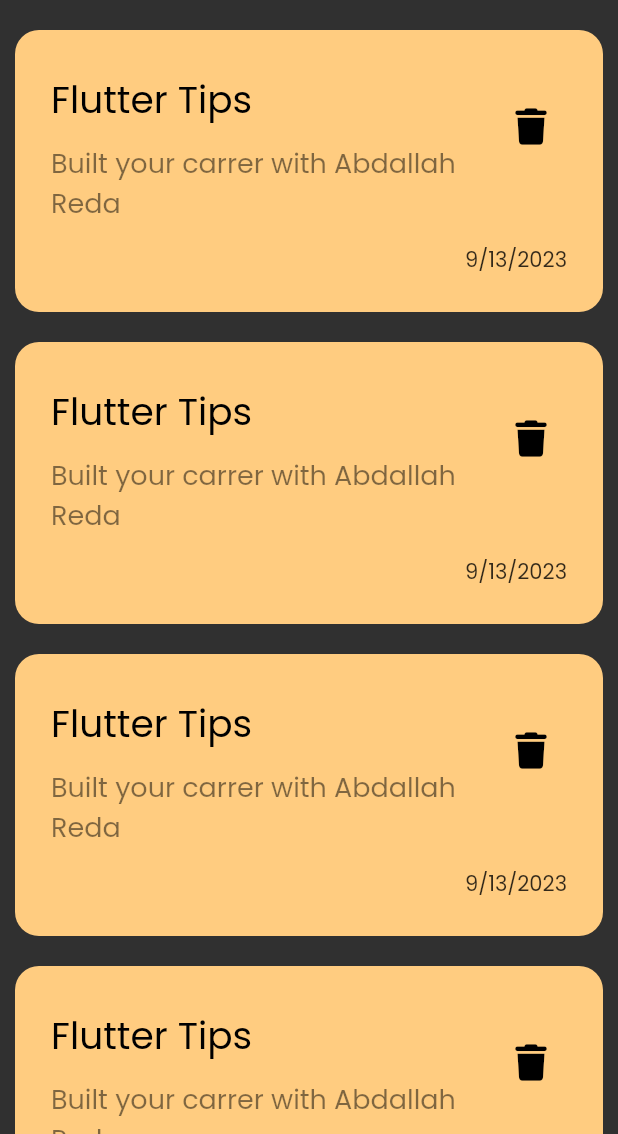
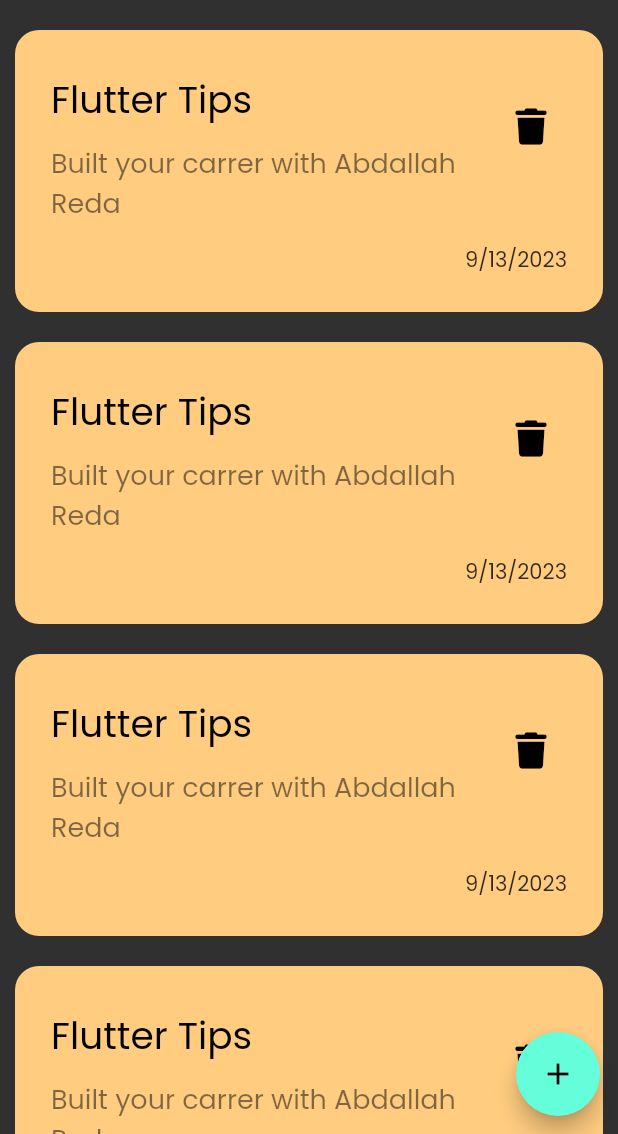
Before and after one commit to Abdallahreda12/Notes_app, a Flutter app: the screen it shows after launch, on a phone screen of 412 x 824 dp, the part 102-1236 px from its top. Run offline on Flutter 3.47's test engine with Material 2 defaults, Android fonts, the phone set to English and light mode, and no system bars; our stand-ins replace font_awesome_flutter.

Commit message:
create flaot action button

```diff
--- a/lib/Views/notes_view.dart
+++ b/lib/Views/notes_view.dart
@@ -6,6 +6,13 @@ class NotesView extends StatelessWidget {
 
   @override
   Widget build(BuildContext context) {
-    return const Scaffold(body: NotesNiewBody(),);
+    return Scaffold(
+      floatingActionButtonLocation: FloatingActionButtonLocation.miniEndFloat,
+      floatingActionButton: FloatingActionButton(
+        child:const Icon(Icons.add),
+        onPressed: () {},
+      ),
+      body: const NotesViewBody(),
+    );
   }
 }
--- a/lib/Widgets/notes_view_body.dart
+++ b/lib/Widgets/notes_view_body.dart
@@ -2,8 +2,8 @@ import 'package:flutter/material.dart';
 import 'custom_appbar.dart';
 import 'notes_list_view.dart';
 
-class NotesNiewBody extends StatelessWidget {
-  const NotesNiewBody({super.key});
+class NotesViewBody extends StatelessWidget {
+  const NotesViewBody({super.key});
 
   @override
   Widget build(BuildContext context) {
```
